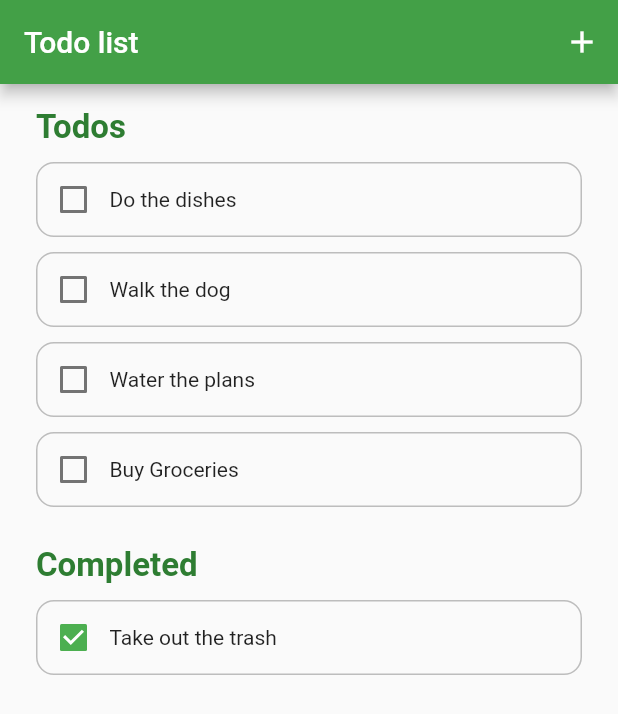
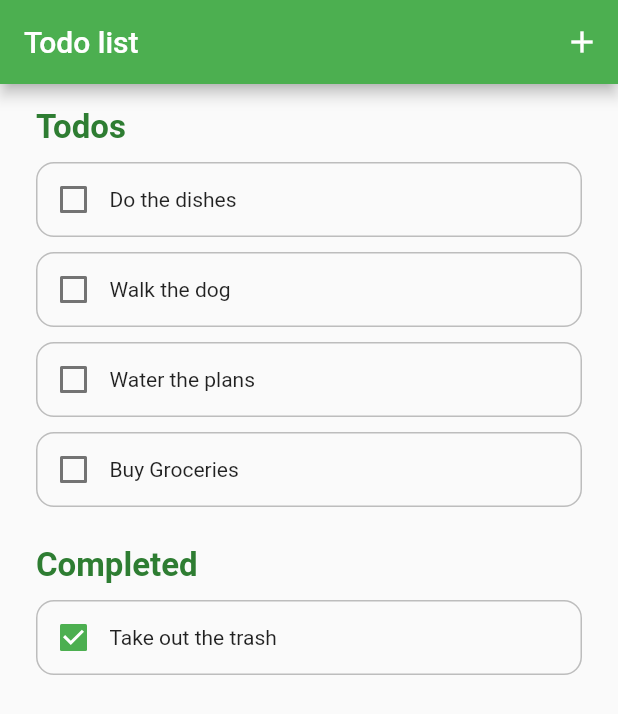
Before and after one commit to DariaCode/flutter_todo_app, a Flutter app: the screen it shows after launch, on a phone screen of 412 x 824 dp. Shown: the top 714 px of the screen. Run offline on Flutter 3.47's test engine with Material 2 defaults, Android fonts, the phone set to English and light mode, and no system bars.

Commit message:
added colors

```diff
--- a/lib/main.dart
+++ b/lib/main.dart
@@ -13,7 +13,7 @@ class MyApp extends StatelessWidget {
       title: 'Todo list',
       theme: ThemeData(
         visualDensity: VisualDensity.adaptivePlatformDensity,
-        primaryColor: Colors.green[600],
+        primaryColor: Colors.green[500],
         textTheme: TextTheme(
           headline1: TextStyle(
             fontSize: 22,
```
